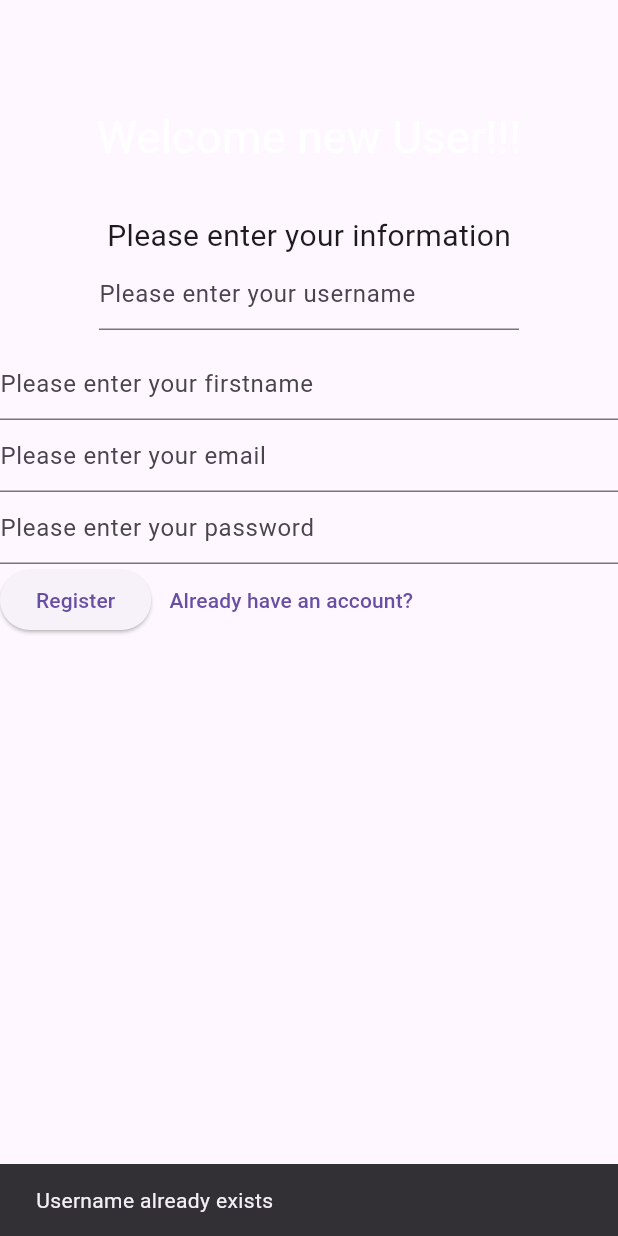
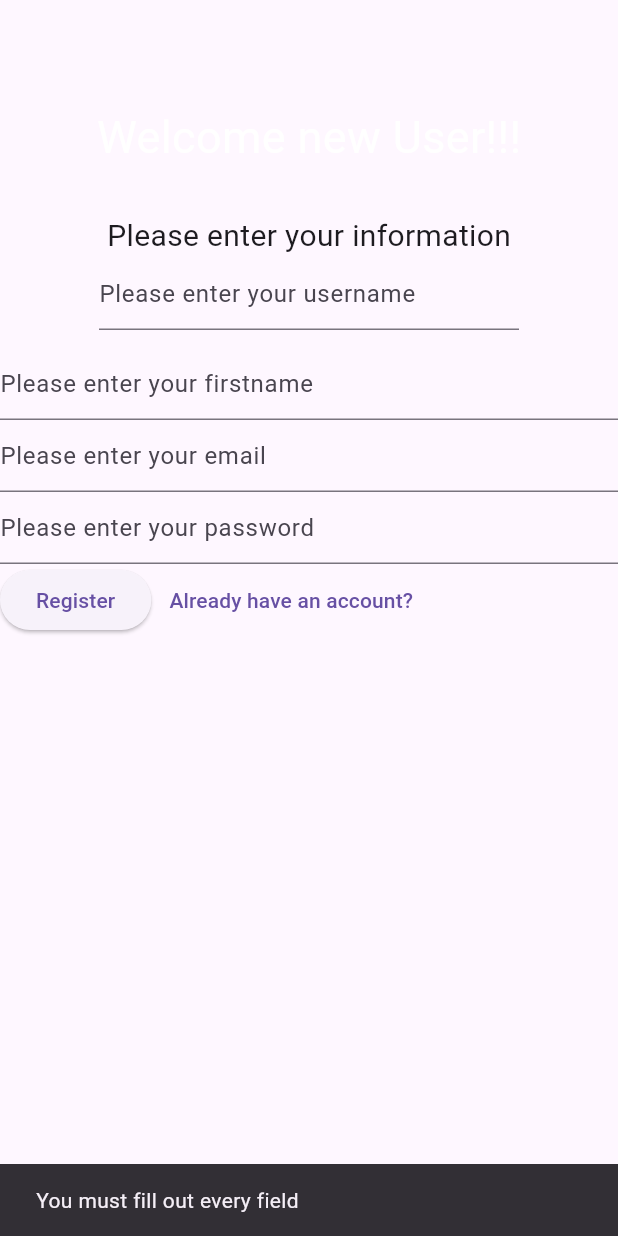
Before and after one commit to jaimejoe/AppDev2_Project, a Flutter app: the screen it shows after launch, after a tap on "Register", on a phone screen of 412 x 824 dp. Run offline on Flutter 3.47's test engine with Material 3 defaults, Android fonts, the light colour scheme and no system bars; our stand-ins replace cloud_firestore, firebase_core; missing offline and left inert: dart:ffi; accounts and stored records are empty.

Commit message:
fixed register a bit
users now have to fill everything out or else they cant get in

```diff
--- a/lib/home.dart
+++ b/lib/home.dart
@@ -10,6 +10,13 @@ class Home extends StatelessWidget {
       appBar: AppBar(
         title: Text("WELCOME USER"),
       ),
+
+      body: Container(
+
+        child: Column(
+
+        ),
+      ),
     );
   }
 }
--- a/lib/register.dart
+++ b/lib/register.dart
@@ -1,6 +1,5 @@
 import 'package:flutter/material.dart';
 import 'firestoremanager.dart';
-
 
 class Register extends StatefulWidget {
   const Register({super.key});
@@ -17,7 +16,6 @@ class _RegisterState extends State<Register> {
     TextEditingController _email = new TextEditingController();
     TextEditingController _firstname = new TextEditingController();
     return Scaffold(
-
         body: Container(
       width: double.infinity,
       /*decoration: BoxDecoration(
@@ -32,20 +30,25 @@ class _RegisterState extends State<Register> {
         crossAxisAlignment: CrossAxisAlignment.center,
         children: [
           Padding(
-            padding: EdgeInsets.only(top: 70,bottom: 30),
-            child: Text("Welcome new User!!!",style: TextStyle(color: Colors.white,fontSize: 30),),
+            padding: EdgeInsets.only(top: 70, bottom: 30),
+            child: Text(
+              "Welcome new User!!!",
+              style: TextStyle(color: Colors.white, fontSize: 30),
             ),
-          Text("Please enter your information",style: TextStyle(fontSize: 20)),
+          ),
+          Text("Please enter your information", style: TextStyle(fontSize: 20)),
           SizedBox(
             height: 60,
             width: 280,
             child: TextField(
-              decoration: InputDecoration(hintText: 'Please enter your username'),
+              decoration:
+                  InputDecoration(hintText: 'Please enter your username'),
               controller: _username,
             ),
           ),
           TextField(
-            decoration: InputDecoration(hintText: 'Please enter your firstname'),
+            decoration:
+                InputDecoration(hintText: 'Please enter your firstname'),
             controller: _firstname,
           ),
           TextField(
@@ -58,15 +61,24 @@ class _RegisterState extends State<Register> {
           ),
           Row(
             children: [
-              ElevatedButton(onPressed: ()async{
-                int success;
+              ElevatedButton(
+                  onPressed: () async {
+                    int success = 20;
                     FirestoreManager firestore = new FirestoreManager();
-                success = await firestore.createUser(_username.text,_email.text,_password.text,_firstname.text);
-                print(success);
-                if(success == 0){
-                showDialog(context: context, builder: (BuildContext context){
+                    if (_username.text.isNotEmpty &&
+                        _email.text.isNotEmpty &&
+                        _password.text.isNotEmpty &&
+                        _firstname.text.isNotEmpty) {
+                      success = await firestore.createUser(_username.text,
+                          _email.text, _password.text, _firstname.text);
+
+                      if (success == 0) {
+                        showDialog(
+                            context: context,
+                            builder: (BuildContext context) {
                               return AlertDialog(
-                    title: const Text("You have successfully signed up!"),
+                                title: const Text(
+                                    "You have successfully signed up!"),
                                 content: const SingleChildScrollView(
                                   child: ListBody(
                                     children: <Widget>[
@@ -75,31 +87,35 @@ class _RegisterState extends State<Register> {
                                   ),
                                 ),
                                 actions: [
-                      TextButton(onPressed: (){
+                                  TextButton(
+                                      onPressed: () {
                                         Navigator.pushNamed(context, '/login');
-                      }, child: Text("Go to login page"))
+                                      },
+                                      child: Text("Go to login page"))
                                 ],
                               );
                             });
+                      } else {// in case username already exists
+                        const snackBar = SnackBar(
+                            content:
+                                Text('Username already exists or is invalid'));
+                        ScaffoldMessenger.of(context).showSnackBar(snackBar);
                       }
-                else{
-                    const snackBar = SnackBar(content: Text('Username already exists'));
+                    } else {//in case any of the fiels are empty
+                      const snackBar = SnackBar(
+                          content:
+                              Text('You must fill out every field'));
                       ScaffoldMessenger.of(context).showSnackBar(snackBar);
-
                     }
-              }, child: Text("Register")),
-
-
-              TextButton(onPressed: (){
+                  },
+                  child: Text("Register")),
+              TextButton(
+                  onPressed: () {
                     Navigator.pushNamed(context, '/login');
-              }, child: Text("Already have an account?")
-              ),
-
-
+                  },
+                  child: Text("Already have an account?")),
             ],
           )
-
-
         ],
       ),
     ));
```
Lines whose indentation alone changed are shown as unchanged.
